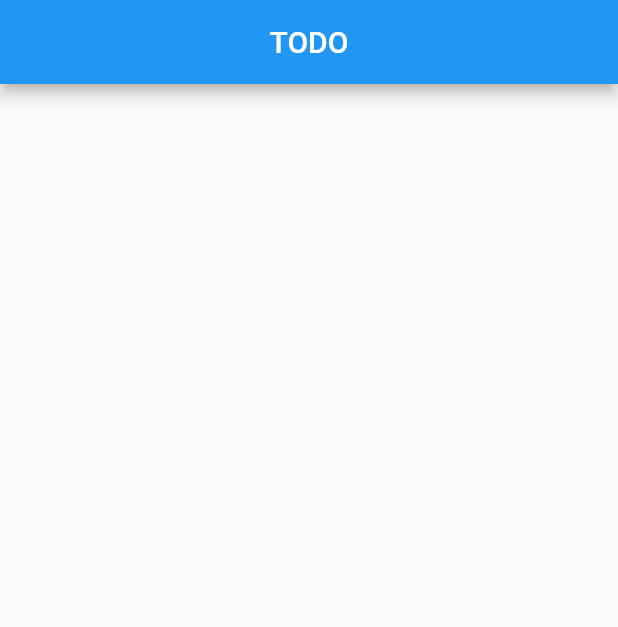
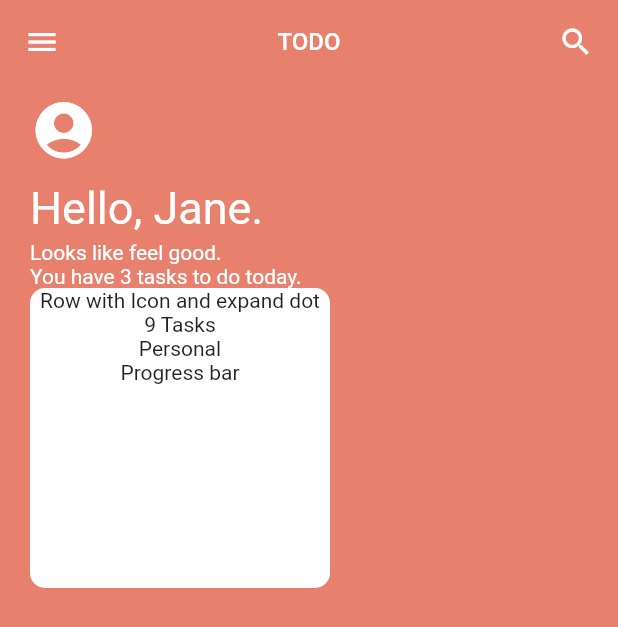
Before and after one commit to SonQBChau/todo_app_ui, a Flutter app: the screen it shows after launch, on a phone screen of 412 x 824 dp. Shown: the top 627 px of the screen. Run offline on Flutter 3.47's test engine with Material 2 defaults, Android fonts, the phone set to English and light mode, and no system bars.

Commit message:
add todo card

```diff
--- /dev/null
+++ b/lib/card_list.dart
@@ -0,0 +1,21 @@
+import 'package:flutter/material.dart';
+
+class CardList extends StatelessWidget {
+  final List todos = [
+    1,2,3
+  ];
+
+  Widget _buildItem(BuildContext context, int index){
+    final todo = todos[index];
+
+    return Container();
+  }
+
+  @override
+  Widget build(BuildContext context) {
+    return ListView.builder(
+        itemBuilder: _buildItem,
+        itemCount: todos.length,
+    );
+  }
+}
--- a/lib/main.dart
+++ b/lib/main.dart
@@ -1,4 +1,5 @@
 import 'package:flutter/material.dart';
+import 'package:todo_app_ui/todo_card.dart';
 
 void main() => runApp(MyApp());
 
@@ -24,15 +25,54 @@ class MyHomePage extends StatefulWidget {
 }
 
 class _MyHomePageState extends State<MyHomePage> {
+  var appColors = [Color.fromRGBO(231, 129, 109, 1.0),Color.fromRGBO(99, 138, 223, 1.0),Color.fromRGBO(111, 194, 173, 1.0)];
+  var cardIndex = 0;
+
     @override
     Widget build(BuildContext context) {
-    // TODO: implement build
     return Scaffold(
       appBar: AppBar(
-        title: Text('TODO'),
+        title: Text('TODO', style: TextStyle(fontSize: 16),),
+        backgroundColor: appColors[cardIndex],
         centerTitle: true,
+        actions: <Widget>[
+          Padding(
+            padding: const EdgeInsets.all(16.0),
+            child: Icon(Icons.search),
+          ),
+        ],
+        elevation: 0,
       ),
-      body: Center(),
+      backgroundColor: appColors[cardIndex] ,
+      drawer: Drawer(),
+      body: Container(
+        padding: const EdgeInsets.only(left: 20),
+        child: Column(
+          crossAxisAlignment: CrossAxisAlignment.start,
+          children: <Widget>[
+            Padding(
+              padding: const EdgeInsets.symmetric(vertical: 8),
+              child: Icon(Icons.account_circle,
+                size: 45,
+                color: Colors.white,
+              ),
+            ),
+            Padding(
+              padding: const EdgeInsets.fromLTRB(0,4,0,4),
+              child: Text('Hello, Jane.',
+                style: TextStyle(color: Colors.white, fontSize: 30),
+              ),
+            ),
+            Text('Looks like feel good.',
+              style: TextStyle(color: Colors.white),
+            ),
+            Text('You have 3 tasks to do today.',
+              style: TextStyle(color: Colors.white),
+            ),
+            TodoCard(),
+          ],
+        ),
+      ),
     );
   }
 }
--- /dev/null
+++ b/lib/todo_card.dart
@@ -0,0 +1,25 @@
+import 'package:flutter/material.dart';
+
+class TodoCard extends StatelessWidget {
+
+
+  @override
+  Widget build(BuildContext context) {
+    return Container(
+      height: 200,
+      width: 200,
+      decoration: BoxDecoration(
+        color: Colors.white,
+        borderRadius: BorderRadius.circular(10),
+      ),
+      child: Column(
+        children: <Widget>[
+          Text('Row with Icon and expand dot'),
+          Text('9 Tasks'),
+          Text('Personal'),
+          Text('Progress bar'),
+        ],
+      ),
+    );
+  }
+}
```
